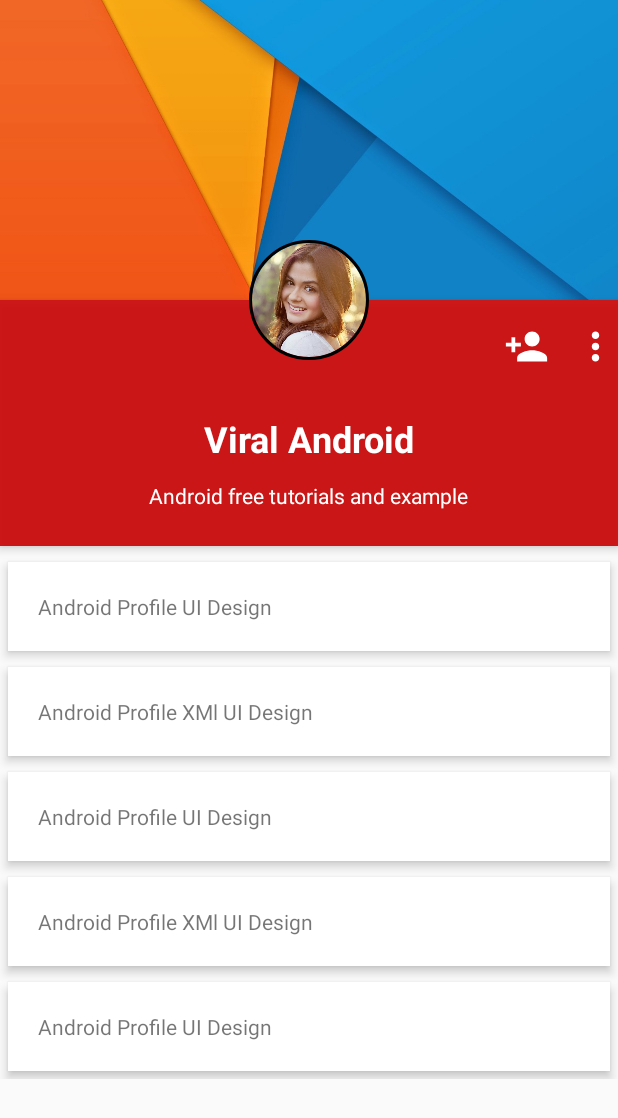
After one commit to arunesh/bumblebee, an Android app: the layout activity_starter.xml on its own in the app's theme, with its tools: preview values and no code run, on a phone screen of 412 x 824 dp. The commit adds this screen. Shown: the top 1118 px of the screen. Run offline under Robolectric (Android 15) with nearby library versions, the phone set to English and light mode, and no system bars.

Commit message:
basic profile UI

```diff
--- a/android/BumbleBee/app/build.gradle
+++ b/android/BumbleBee/app/build.gradle
@@ -28,8 +28,13 @@ dependencies {
     compile 'com.android.support:appcompat-v7:25.3.1'
     compile 'com.android.support.constraint:constraint-layout:1.0.2'
     compile 'com.android.support:support-v4:25.3.1'
+    compile 'de.hdodenhof:circleimageview:2.2.0'
     compile 'com.google.firebase:firebase-firestore:11.4.2'
     testCompile 'junit:junit:4.12'
+    // compile 'com.flaviofaria:kenburnsview:1.0.7'
+    compile 'com.android.support:cardview-v7:25.3.1'
+
+    // compile 'com.github.developer-shivam:Crescento:1.2.0'
     compile 'com.google.android.gms:play-services-location:11.4.2'
 }
 
--- a/android/BumbleBee/app/src/main/java/com/chaibytes/bumblebee/MainActivity.java
+++ b/android/BumbleBee/app/src/main/java/com/chaibytes/bumblebee/MainActivity.java
@@ -1,13 +1,22 @@
 package com.chaibytes.bumblebee;
 
+import android.graphics.Color;
+import android.os.Build;
 import android.support.v7.app.AppCompatActivity;
 import android.os.Bundle;
+import android.view.View;
 
 public class MainActivity extends AppCompatActivity {
 
     @Override
     protected void onCreate(Bundle savedInstanceState) {
         super.onCreate(savedInstanceState);
-        setContentView(R.layout.activity_main);
+        setContentView(R.layout.activity_starter);
+        if (Build.VERSION.SDK_INT > Build.VERSION_CODES.LOLLIPOP) {
+            getWindow().getDecorView()
+                    .setSystemUiVisibility(View.SYSTEM_UI_FLAG_LAYOUT_STABLE | View.SYSTEM_UI_FLAG_LAYOUT_FULLSCREEN);
+
+            getWindow().setStatusBarColor(Color.TRANSPARENT);
+        }
     }
 }
--- /dev/null
+++ b/android/BumbleBee/app/src/main/java/com/chaibytes/bumblebee/StarterActivity.java
@@ -0,0 +1,13 @@
+package com.chaibytes.bumblebee;
+
+import android.support.v7.app.AppCompatActivity;
+import android.os.Bundle;
+
+public class StarterActivity extends AppCompatActivity {
+
+    @Override
+    protected void onCreate(Bundle savedInstanceState) {
+        super.onCreate(savedInstanceState);
+        setContentView(R.layout.activity_starter);
+    }
+}
--- /dev/null
+++ b/android/BumbleBee/app/src/main/res/drawable/circular_imageview_shape.xml
@@ -0,0 +1,14 @@
+<?xml version="1.0" encoding="utf-8"?>
+<shape xmlns:android="http://schemas.android.com/apk/res/android"
+android:shape="rectangle">
+<corners android:radius="100dp" />
+<solid android:color="#41ba7a" />
+<stroke
+    android:width="3dip"
+    android:color="#f9f9f9" />
+<padding
+    android:bottom="4dp"
+    android:left="4dp"
+    android:right="4dp"
+    android:top="4dp" />
+</shape>
--- /dev/null
+++ b/android/BumbleBee/app/src/main/res/drawable/ic_more_vert_black_24dp.xml
@@ -0,0 +1,9 @@
+<vector xmlns:android="http://schemas.android.com/apk/res/android"
+        android:width="24dp"
+        android:height="24dp"
+        android:viewportWidth="24.0"
+        android:viewportHeight="24.0">
+    <path
+        android:fillColor="#FFFFFFFF"
+        android:pathData="M12,8c1.1,0 2,-0.9 2,-2s-0.9,-2 -2,-2 -2,0.9 -2,2 0.9,2 2,2zM12,10c-1.1,0 -2,0.9 -2,2s0.9,2 2,2 2,-0.9 2,-2 -0.9,-2 -2,-2zM12,16c-1.1,0 -2,0.9 -2,2s0.9,2 2,2 2,-0.9 2,-2 -0.9,-2 -2,-2z"/>
+</vector>
--- /dev/null
+++ b/android/BumbleBee/app/src/main/res/drawable/ic_person_add_24dp.xml
@@ -0,0 +1,9 @@
+<vector xmlns:android="http://schemas.android.com/apk/res/android"
+        android:width="24dp"
+        android:height="24dp"
+        android:viewportWidth="24.0"
+        android:viewportHeight="24.0">
+    <path
+        android:fillColor="#FFFFFFFF"
+        android:pathData="M15,12c2.21,0 4,-1.79 4,-4s-1.79,-4 -4,-4 -4,1.79 -4,4 1.79,4 4,4zM6,10L6,7L4,7v3L1,10v2h3v3h2v-3h3v-2L6,10zM15,14c-2.67,0 -8,1.34 -8,4v2h16v-2c0,-2.66 -5.33,-4 -8,-4z"/>
+</vector>
--- /dev/null
+++ b/android/BumbleBee/app/src/main/res/layout/activity_starter.xml
@@ -0,0 +1,161 @@
+<?xml version="1.0" encoding="utf-8"?>
+<ScrollView xmlns:android="http://schemas.android.com/apk/res/android"
+    android:layout_width="match_parent"
+    android:layout_height="match_parent">
+
+    <RelativeLayout
+        android:layout_width="match_parent"
+        android:layout_height="match_parent">
+
+        <ImageView
+            android:id="@+id/header_cover_image"
+            android:layout_width="match_parent"
+            android:layout_height="200dp"
+            android:scaleType="centerCrop"
+            android:src="@drawable/navigation_header" />
+
+        <!--
+        <ImageButton
+            android:id="@+id/user_profile_photo"
+            android:layout_width="120dp"
+            android:layout_height="120dp"
+            android:layout_below="@+id/header_cover_image"
+            android:layout_centerHorizontal="true"
+            android:layout_marginTop="-60dp"
+            android:background="@drawable/circular_imageview_shape"
+            android:elevation="5dp"
+            android:padding="20dp"
+            android:scaleType="centerCrop"
+            android:src="@drawable/profile_image" />
+            -->
+
+        <de.hdodenhof.circleimageview.CircleImageView
+            xmlns:app="http://schemas.android.com/apk/res-auto"
+            android:id="@+id/profile_image"
+            android:layout_width="120dp"
+            android:layout_height="120dp"
+            android:src="@drawable/profile_image"
+            app:civ_border_width="2dp"
+            android:layout_below="@+id/header_cover_image"
+            android:layout_centerHorizontal="true"
+            android:layout_marginTop="-60dp"
+            android:padding="20dp"
+            android:elevation="5dp"
+            android:scaleType="centerCrop"
+            app:civ_border_color="#FF000000"/>
+
+        <RelativeLayout
+            android:id="@+id/profile_layout"
+            android:layout_width="match_parent"
+            android:layout_height="wrap_content"
+            android:layout_below="@+id/header_cover_image"
+            android:background="#ebca0707"
+            android:elevation="4dp"
+            android:paddingBottom="24dp">
+
+
+            <ImageView
+                android:id="@+id/add_friend"
+                android:layout_width="30dp"
+                android:layout_height="30dp"
+                android:layout_marginLeft="16dp"
+                android:layout_marginTop="16dp"
+                android:layout_toLeftOf="@+id/drop_down_option_menu"
+                android:src="@drawable/ic_person_add_24dp" />
+
+            <ImageView
+                android:id="@+id/drop_down_option_menu"
+                android:layout_width="30dp"
+                android:layout_height="30dp"
+                android:layout_alignParentRight="true"
+                android:layout_marginLeft="16dp"
+                android:layout_marginTop="16dp"
+                android:src="@drawable/ic_more_vert_black_24dp" />
+
+            <TextView
+                android:id="@+id/user_profile_name"
+                android:layout_width="wrap_content"
+                android:layout_height="wrap_content"
+                android:layout_centerHorizontal="true"
+                android:layout_marginTop="76dp"
+                android:text="Viral Android"
+                android:textColor="#fff"
+                android:textSize="24sp"
+                android:textStyle="bold" />
+
+            <TextView
+                android:id="@+id/user_profile_short_bio"
+                android:layout_width="wrap_content"
+                android:layout_height="wrap_content"
+                android:layout_below="@+id/user_profile_name"
+                android:layout_centerHorizontal="true"
+                android:layout_marginTop="12dp"
+                android:text="Android free tutorials and example"
+                android:textColor="#fff"
+                android:textSize="14sp" />
+        </RelativeLayout>
+
+
+        <LinearLayout
+            android:layout_width="fill_parent"
+            android:layout_height="wrap_content"
+            android:layout_below="@+id/profile_layout"
+            android:layout_marginTop="5dp"
+            android:orientation="vertical">
+
+            <TextView
+                android:layout_width="fill_parent"
+                android:layout_height="wrap_content"
+                android:layout_margin="5dp"
+                android:background="#fff"
+                android:clickable="true"
+                android:elevation="4dp"
+                android:padding="20dp"
+                android:text="Android Profile UI Design" />
+
+            <TextView
+                android:layout_width="fill_parent"
+                android:layout_height="wrap_content"
+                android:layout_margin="5dp"
+                android:layout_marginBottom="3dp"
+                android:layout_marginTop="3dp"
+                android:background="#fff"
+                android:clickable="true"
+                android:elevation="4dp"
+                android:padding="20dp"
+                android:text="Android Profile XMl UI Design" />
+
+            <TextView
+                android:layout_width="fill_parent"
+                android:layout_height="wrap_content"
+                android:layout_margin="5dp"
+                android:background="#fff"
+                android:clickable="true"
+                android:elevation="4dp"
+                android:padding="20dp"
+                android:text="Android Profile UI Design" />
+
+            <TextView
+                android:layout_width="fill_parent"
+                android:layout_height="wrap_content"
+                android:layout_margin="5dp"
+                android:layout_marginBottom="3dp"
+                android:layout_marginTop="3dp"
+                android:background="#fff"
+                android:clickable="true"
+                android:elevation="4dp"
+                android:padding="20dp"
+                android:text="Android Profile XMl UI Design" />
+
+            <TextView
+                android:layout_width="fill_parent"
+                android:layout_height="wrap_content"
+                android:layout_margin="5dp"
+                android:background="#fff"
+                android:clickable="true"
+                android:elevation="4dp"
+                android:padding="20dp"
+                android:text="Android Profile UI Design" />
+        </LinearLayout>
+    </RelativeLayout>
+</ScrollView>
--- a/android/BumbleBee/app/src/main/res/values/styles.xml
+++ b/android/BumbleBee/app/src/main/res/values/styles.xml
@@ -6,6 +6,9 @@
         <item name="colorPrimary">@color/colorPrimary</item>
         <item name="colorPrimaryDark">@color/colorPrimaryDark</item>
         <item name="colorAccent">@color/colorAccent</item>
+        <item name="windowActionBar">false</item>
+        <item name="windowNoTitle">true</item>
+
     </style>
 
 </resources>
--- a/android/BumbleBee/build.gradle
+++ b/android/BumbleBee/build.gradle
@@ -3,6 +3,7 @@
 buildscript {
     repositories {
         jcenter()
+        google()
     }
     dependencies {
         classpath 'com.android.tools.build:gradle:3.0.0'
@@ -19,6 +20,11 @@ allprojects {
         maven {
             url "https://maven.google.com"
         }
+        maven {
+            url "https://jitpack.io"
+        }
+        mavenCentral()
+        google()
     }
 }
 
--- a/android/BumbleBee/gradle.properties
+++ b/android/BumbleBee/gradle.properties
@@ -15,3 +15,4 @@ org.gradle.jvmargs=-Xmx1536m
 # This option should only be used with decoupled projects. More details, visit
 # http://www.gradle.org/docs/current/userguide/multi_project_builds.html#sec:decoupled_projects
 # org.gradle.parallel=true
+GOOGLE_MAPS_API_KEY=AIzaSyDf6TCSuysPHRVTM5TASi8ueUN8QPnWk08
```
Also changed, not shown: android/BumbleBee/app/src/main/AndroidManifest.xml (+5 -7 lines), android/BumbleBee/app/src/main/res/drawable/navigation_header.jpeg (added), android/BumbleBee/app/src/main/res/drawable/profile_image.jpg (added), 2 other files.
